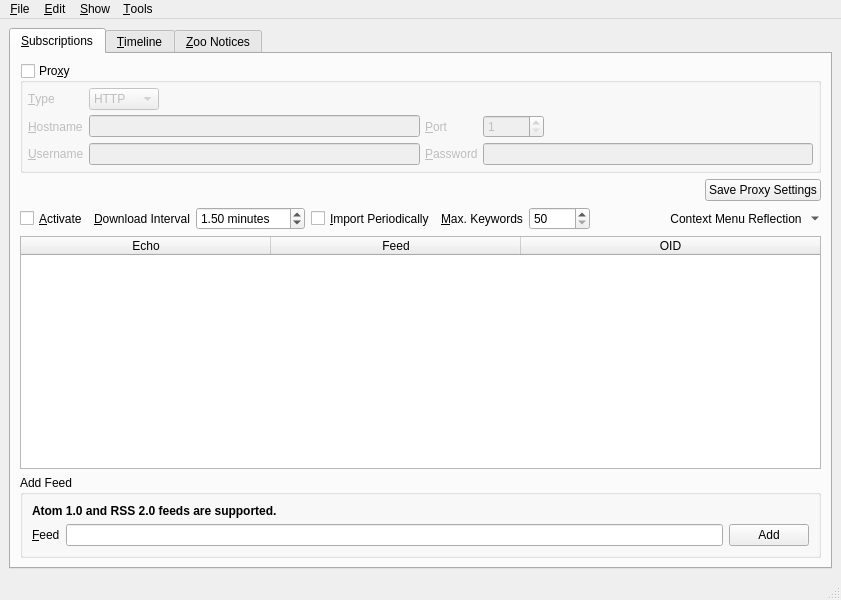
The window that branches/trunk/GoldBug-UI/spot-on-rss.ui (textbrowser/spot-on) describes before a commit, drawn with Qt 5.
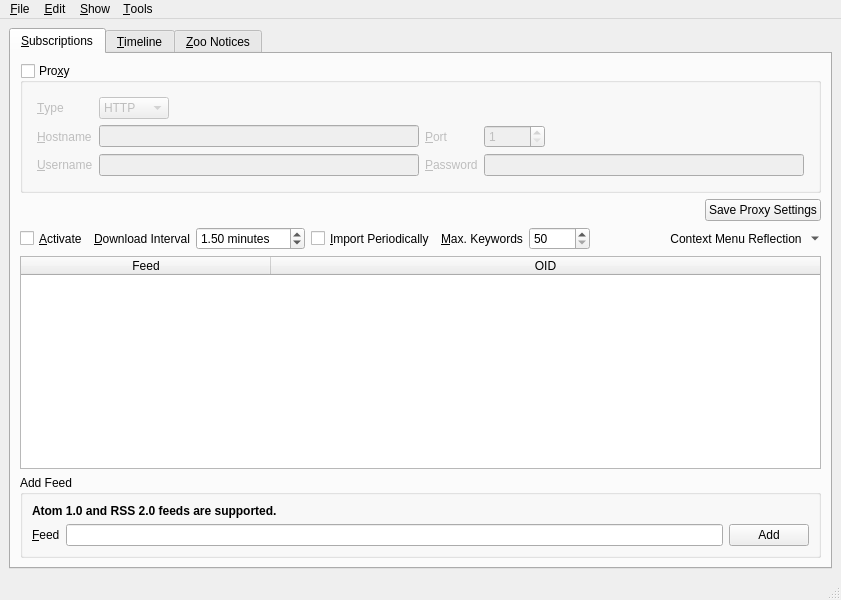
The same window after the commit. Icons and pictures are not drawn. Custom widgets are drawn as their Qt base class.

Patch:
```diff
--- a/branches/trunk/GoldBug-UI/spot-on-rss.ui
+++ b/branches/trunk/GoldBug-UI/spot-on-rss.ui
@@ -44,72 +44,15 @@
            <property name="spacing">
             <number>5</number>
            </property>
-           <item row="2" column="2">
-            <widget class="QLabel" name="label_20">
-             <property name="text">
-              <string>&amp;Password</string>
+           <item row="0" column="0">
+            <widget class="QFrame" name="proxy_frame">
+             <property name="frameShape">
+              <enum>QFrame::NoFrame</enum>
              </property>
-             <property name="buddy">
-              <cstring>proxyPassword</cstring>
-             </property>
-            </widget>
-           </item>
+             <layout class="QGridLayout" name="gridLayout">
            <item row="1" column="1">
             <widget class="QLineEdit" name="proxyHostname"/>
            </item>
-           <item row="2" column="1">
-            <widget class="QLineEdit" name="proxyUsername"/>
-           </item>
-           <item row="1" column="2">
-            <widget class="QLabel" name="label_8">
-             <property name="text">
-              <string>&amp;Port</string>
-             </property>
-             <property name="buddy">
-              <cstring>proxyPort</cstring>
-             </property>
-            </widget>
-           </item>
-           <item row="1" column="3">
-            <layout class="QHBoxLayout" name="horizontalLayout_39">
-             <property name="spacing">
-              <number>5</number>
-             </property>
-             <item>
-              <widget class="QSpinBox" name="proxyPort">
-               <property name="minimum">
-                <number>1</number>
-               </property>
-               <property name="maximum">
-                <number>65535</number>
-               </property>
-              </widget>
-             </item>
-             <item>
-              <spacer name="horizontalSpacer_29">
-               <property name="orientation">
-                <enum>Qt::Horizontal</enum>
-               </property>
-               <property name="sizeHint" stdset="0">
-                <size>
-                 <width>40</width>
-                 <height>20</height>
-                </size>
-               </property>
-              </spacer>
-             </item>
-            </layout>
-           </item>
-           <item row="2" column="0">
-            <widget class="QLabel" name="label_19">
-             <property name="text">
-              <string>&amp;Username</string>
-             </property>
-             <property name="buddy">
-              <cstring>proxyUsername</cstring>
-             </property>
-            </widget>
-           </item>
            <item row="0" column="0">
             <widget class="QLabel" name="label_3">
              <property name="text">
@@ -120,16 +63,6 @@
              </property>
             </widget>
            </item>
-           <item row="1" column="0">
-            <widget class="QLabel" name="label_7">
-             <property name="text">
-              <string>&amp;Hostname</string>
-             </property>
-             <property name="buddy">
-              <cstring>proxyHostname</cstring>
-             </property>
-            </widget>
-           </item>
            <item row="0" column="1">
             <layout class="QHBoxLayout" name="horizontalLayout_29">
              <property name="spacing">
@@ -172,6 +105,39 @@
              </item>
             </layout>
            </item>
+              <item row="1" column="0">
+               <widget class="QLabel" name="label_7">
+                <property name="text">
+                 <string>&amp;Hostname</string>
+                </property>
+                <property name="buddy">
+                 <cstring>proxyHostname</cstring>
+                </property>
+               </widget>
+              </item>
+              <item row="2" column="0">
+               <widget class="QLabel" name="label_19">
+                <property name="text">
+                 <string>&amp;Username</string>
+                </property>
+                <property name="buddy">
+                 <cstring>proxyUsername</cstring>
+                </property>
+               </widget>
+              </item>
+              <item row="2" column="1">
+               <widget class="QLineEdit" name="proxyUsername"/>
+              </item>
+              <item row="2" column="2">
+               <widget class="QLabel" name="label_20">
+                <property name="text">
+                 <string>&amp;Password</string>
+                </property>
+                <property name="buddy">
+                 <cstring>proxyPassword</cstring>
+                </property>
+               </widget>
+              </item>
            <item row="2" column="3">
             <widget class="QLineEdit" name="proxyPassword">
              <property name="text">
@@ -182,6 +148,49 @@
              </property>
             </widget>
            </item>
+              <item row="1" column="2">
+               <widget class="QLabel" name="label_8">
+                <property name="text">
+                 <string>&amp;Port</string>
+                </property>
+                <property name="buddy">
+                 <cstring>proxyPort</cstring>
+                </property>
+               </widget>
+              </item>
+              <item row="1" column="3">
+               <layout class="QHBoxLayout" name="horizontalLayout_39">
+                <property name="spacing">
+                 <number>5</number>
+                </property>
+                <item>
+                 <widget class="QSpinBox" name="proxyPort">
+                  <property name="minimum">
+                   <number>1</number>
+                  </property>
+                  <property name="maximum">
+                   <number>65535</number>
+                  </property>
+                 </widget>
+                </item>
+                <item>
+                 <spacer name="horizontalSpacer_29">
+                  <property name="orientation">
+                   <enum>Qt::Horizontal</enum>
+                  </property>
+                  <property name="sizeHint" stdset="0">
+                   <size>
+                    <width>40</width>
+                    <height>20</height>
+                   </size>
+                  </property>
+                 </spacer>
+                </item>
+               </layout>
+              </item>
+             </layout>
+            </widget>
+           </item>
           </layout>
          </widget>
         </item>
@@ -359,11 +368,6 @@
           <attribute name="horizontalHeaderStretchLastSection">
            <bool>true</bool>
           </attribute>
-          <column>
-           <property name="text">
-            <string>Echo</string>
-           </property>
-          </column>
           <column>
            <property name="text">
             <string>Feed</string>
```
Left out of the diff: 13 changed lines with no effect on the pictures. Lines whose indentation alone changed are shown as unchanged.
